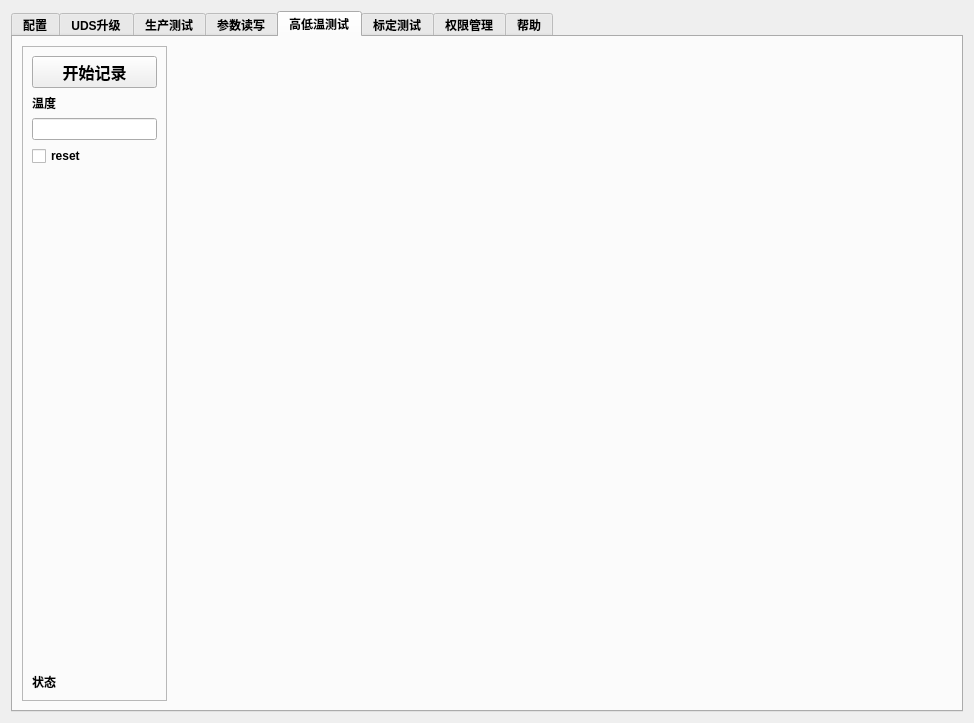
First picture: the form in src/app/view/businessform/udsform.ui, repository nealwang123/template2, before the edit.
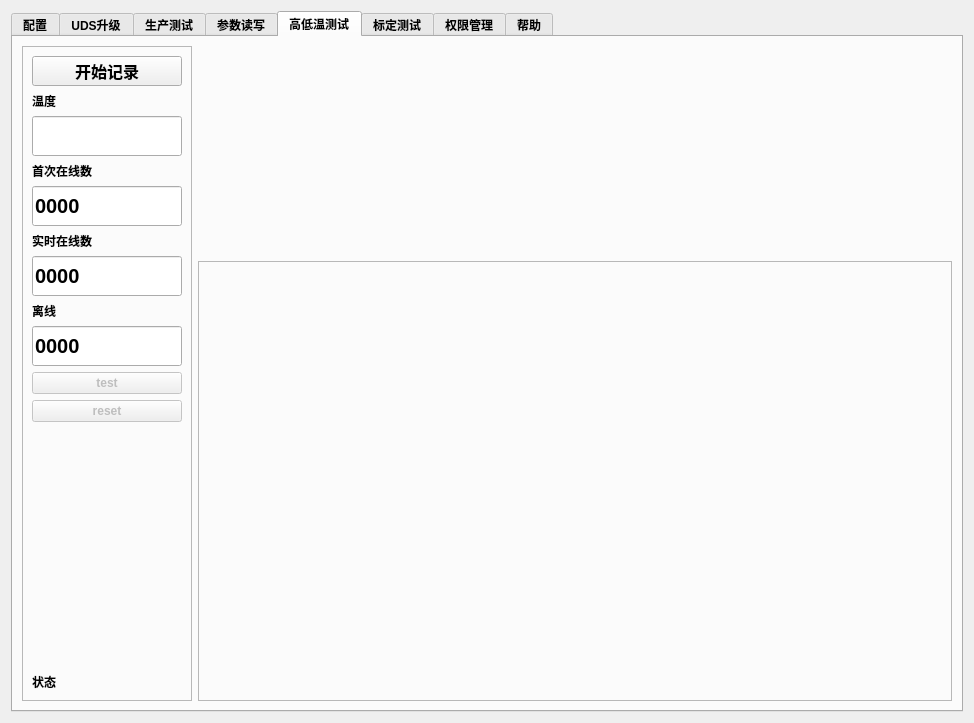
Second picture: the form after the edit. The open tabs and pages were chosen to show the change. Icons and pictures are not drawn.

Commit message: V1.1.3、V1.1.4 1:高低温添加实时设备列表状态显示 2:can发送接口数据设置sendType=0 3:添加导出数据功能 4：清空列表功能：生产测试列表、高低温测试列表可清空除第一行外内容 5：修复V1.1.3高低温结果保存错误bug 6：sendType0、1均会产生发送后丢数据现象

Diff of the .ui file:
```diff
--- a/src/app/view/businessform/udsform.ui
+++ b/src/app/view/businessform/udsform.ui
@@ -1636,6 +1636,29 @@
                  </property>
                 </widget>
                </item>
+               <item>
+                <widget class="QPushButton" name="button_export">
+                 <property name="minimumSize">
+                  <size>
+                   <width>80</width>
+                   <height>0</height>
+                  </size>
+                 </property>
+                 <property name="text">
+                  <string>导出</string>
+                 </property>
+                </widget>
+               </item>
+               <item>
+                <widget class="QLabel" name="label_20">
+                 <property name="text">
+                  <string>备注</string>
+                 </property>
+                </widget>
+               </item>
+               <item>
+                <widget class="QLineEdit" name="lineEdit_remark"/>
+               </item>
                <item>
                 <spacer name="horizontalSpacer">
                  <property name="orientation">
@@ -1681,15 +1704,33 @@
       <layout class="QHBoxLayout" name="horizontalLayout_27">
        <item>
         <widget class="QFrame" name="frame_3">
+         <property name="minimumSize">
+          <size>
+           <width>170</width>
+           <height>0</height>
+          </size>
+         </property>
+         <property name="maximumSize">
+          <size>
+           <width>170</width>
+           <height>16777215</height>
+          </size>
+         </property>
          <property name="frameShape">
           <enum>QFrame::StyledPanel</enum>
          </property>
          <property name="frameShadow">
           <enum>QFrame::Raised</enum>
          </property>
-         <layout class="QVBoxLayout" name="verticalLayout_4">
+         <layout class="QVBoxLayout" name="verticalLayout_10">
           <item>
            <widget class="QPushButton" name="pushButton_2">
+            <property name="minimumSize">
+             <size>
+              <width>0</width>
+              <height>30</height>
+             </size>
+            </property>
             <property name="font">
              <font>
               <pointsize>12</pointsize>
@@ -1701,24 +1742,205 @@
            </widget>
           </item>
           <item>
-           <widget class="QLabel" name="label_20">
+           <layout class="QVBoxLayout" name="verticalLayout_6">
+            <item>
+             <widget class="QLabel" name="label_26">
+              <property name="sizePolicy">
+               <sizepolicy hsizetype="Preferred" vsizetype="Fixed">
+                <horstretch>0</horstretch>
+                <verstretch>0</verstretch>
+               </sizepolicy>
+              </property>
+              <property name="text">
+               <string>温度</string>
+              </property>
+             </widget>
+            </item>
+            <item>
+             <widget class="QLineEdit" name="lineEdit_Temp">
+              <property name="sizePolicy">
+               <sizepolicy hsizetype="Preferred" vsizetype="Preferred">
+                <horstretch>0</horstretch>
+                <verstretch>0</verstretch>
+               </sizepolicy>
+              </property>
+              <property name="minimumSize">
+               <size>
+                <width>50</width>
+                <height>40</height>
+               </size>
+              </property>
+              <property name="maximumSize">
+               <size>
+                <width>16777215</width>
+                <height>40</height>
+               </size>
+              </property>
+              <property name="font">
+               <font>
+                <pointsize>15</pointsize>
+               </font>
+              </property>
+             </widget>
+            </item>
+           </layout>
+          </item>
+          <item>
+           <layout class="QVBoxLayout" name="verticalLayout_4">
+            <item>
+             <widget class="QLabel" name="label_25">
+              <property name="sizePolicy">
+               <sizepolicy hsizetype="Preferred" vsizetype="Fixed">
+                <horstretch>0</horstretch>
+                <verstretch>0</verstretch>
+               </sizepolicy>
+              </property>
+              <property name="text">
+               <string>首次在线数</string>
+              </property>
+             </widget>
+            </item>
+            <item>
+             <widget class="QLineEdit" name="lineEdit_Temp_first">
+              <property name="sizePolicy">
+               <sizepolicy hsizetype="Preferred" vsizetype="Preferred">
+                <horstretch>0</horstretch>
+                <verstretch>0</verstretch>
+               </sizepolicy>
+              </property>
+              <property name="minimumSize">
+               <size>
+                <width>0</width>
+                <height>40</height>
+               </size>
+              </property>
+              <property name="maximumSize">
+               <size>
+                <width>16777215</width>
+                <height>40</height>
+               </size>
+              </property>
+              <property name="font">
+               <font>
+                <pointsize>15</pointsize>
+               </font>
+              </property>
+              <property name="text">
+               <string>0000</string>
+              </property>
+             </widget>
+            </item>
+           </layout>
+          </item>
+          <item>
+           <layout class="QVBoxLayout" name="verticalLayout_7">
+            <item>
+             <widget class="QLabel" name="label_27">
+              <property name="sizePolicy">
+               <sizepolicy hsizetype="Preferred" vsizetype="Fixed">
+                <horstretch>0</horstretch>
+                <verstretch>0</verstretch>
+               </sizepolicy>
+              </property>
+              <property name="text">
+               <string>实时在线数</string>
+              </property>
+             </widget>
+            </item>
+            <item>
+             <widget class="QLineEdit" name="lineEdit_Temp_realtime">
+              <property name="sizePolicy">
+               <sizepolicy hsizetype="Preferred" vsizetype="Preferred">
+                <horstretch>0</horstretch>
+                <verstretch>0</verstretch>
+               </sizepolicy>
+              </property>
+              <property name="minimumSize">
+               <size>
+                <width>0</width>
+                <height>40</height>
+               </size>
+              </property>
+              <property name="maximumSize">
+               <size>
+                <width>16777215</width>
+                <height>40</height>
+               </size>
+              </property>
+              <property name="font">
+               <font>
+                <pointsize>15</pointsize>
+               </font>
+              </property>
+              <property name="text">
+               <string>0000</string>
+              </property>
+             </widget>
+            </item>
+           </layout>
+          </item>
+          <item>
+           <layout class="QVBoxLayout" name="verticalLayout_9">
+            <item>
+             <widget class="QLabel" name="label_28">
+              <property name="sizePolicy">
+               <sizepolicy hsizetype="Preferred" vsizetype="Fixed">
+                <horstretch>0</horstretch>
+                <verstretch>0</verstretch>
+               </sizepolicy>
+              </property>
+              <property name="text">
+               <string>离线</string>
+              </property>
+             </widget>
+            </item>
+            <item>
+             <widget class="QLineEdit" name="lineEdit_Temp_dead">
+              <property name="sizePolicy">
+               <sizepolicy hsizetype="Preferred" vsizetype="Preferred">
+                <horstretch>0</horstretch>
+                <verstretch>0</verstretch>
+               </sizepolicy>
+              </property>
+              <property name="minimumSize">
+               <size>
+                <width>0</width>
+                <height>40</height>
+               </size>
+              </property>
+              <property name="maximumSize">
+               <size>
+                <width>16777215</width>
+                <height>40</height>
+               </size>
+              </property>
+              <property name="font">
+               <font>
+                <pointsize>15</pointsize>
+               </font>
+              </property>
+              <property name="text">
+               <string>0000</string>
+              </property>
+             </widget>
+            </item>
+           </layout>
+          </item>
+          <item>
+           <widget class="QPushButton" name="pushButton_onlineTest">
+            <property name="enabled">
+             <bool>false</bool>
+            </property>
             <property name="text">
-             <string>温度</string>
+             <string>test</string>
             </property>
            </widget>
           </item>
           <item>
-           <widget class="QLineEdit" name="lineEdit_Temp">
-            <property name="sizePolicy">
-             <sizepolicy hsizetype="Preferred" vsizetype="Fixed">
-              <horstretch>0</horstretch>
-              <verstretch>0</verstretch>
-             </sizepolicy>
+           <widget class="QPushButton" name="pushButton_3">
+            <property name="enabled">
+             <bool>false</bool>
             </property>
-           </widget>
-          </item>
-          <item>
-           <widget class="QCheckBox" name="checkBox_4">
             <property name="text">
              <string>reset</string>
             </property>
@@ -1749,6 +1971,9 @@
        </item>
        <item>
         <layout class="QVBoxLayout" name="verticalLayout_5">
+         <property name="spacing">
+          <number>0</number>
+         </property>
          <item>
           <widget class="QWidget" name="widget_Temp" native="true">
            <property name="sizePolicy">
@@ -1764,15 +1989,45 @@
            <property name="minimumSize">
             <size>
              <width>0</width>
-             <height>140</height>
+             <height>440</height>
             </size>
            </property>
            <property name="maximumSize">
             <size>
              <width>16777215</width>
-             <height>140</height>
+             <height>440</height>
             </size>
            </property>
+           <layout class="QVBoxLayout" name="verticalLayout_8">
+            <property name="leftMargin">
+             <number>0</number>
+            </property>
+            <property name="topMargin">
+             <number>0</number>
+            </property>
+            <property name="rightMargin">
+             <number>0</number>
+            </property>
+            <property name="bottomMargin">
+             <number>0</number>
+            </property>
+            <item>
+             <widget class="QFrame" name="onlineDevice_frame">
+              <property name="sizePolicy">
+               <sizepolicy hsizetype="Preferred" vsizetype="Expanding">
+                <horstretch>0</horstretch>
+                <verstretch>0</verstretch>
+               </sizepolicy>
+              </property>
+              <property name="frameShape">
+               <enum>QFrame::StyledPanel</enum>
+              </property>
+              <property name="frameShadow">
+               <enum>QFrame::Raised</enum>
+              </property>
+             </widget>
+            </item>
+           </layout>
           </widget>
          </item>
         </layout>
```
Left out of the diff: 21 changed lines with no effect on the pictures. The commit also changes 28 other files.
